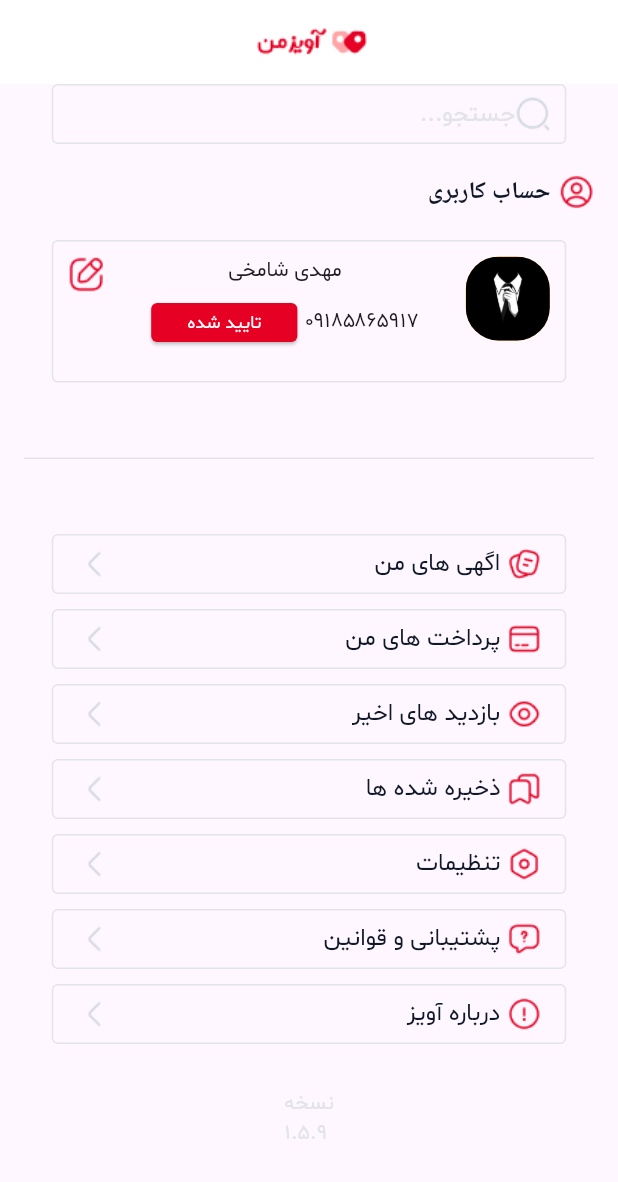
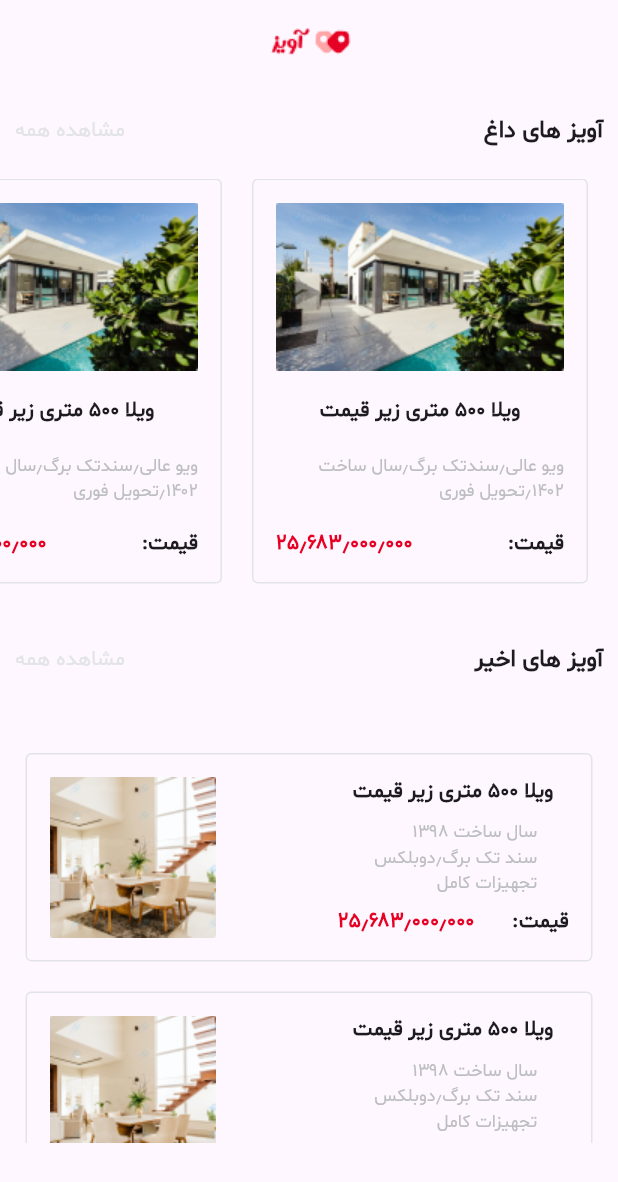
Before and after one commit to mehdishamekhi/divar_ui, a Flutter app: the screen it shows after launch, on a phone screen of 412 x 824 dp. Shown: the top 1182 px of the screen. Run offline on Flutter 3.47's test engine with Material 3 defaults, Android fonts, the phone set to English and light mode, and no system bars; drawn by our look-alikes of dotted_line.

Commit message:
complete home page

```diff
--- a/lib/main.dart
+++ b/lib/main.dart
@@ -1,3 +1,4 @@
+import 'package:divar_ui/screen/home_screen.dart';
 import 'package:divar_ui/screen/profile_screen.dart';
 import 'package:flutter/material.dart';
 
@@ -12,7 +13,7 @@ class MyApp extends StatelessWidget {
   Widget build(BuildContext context) {
     return MaterialApp(
       debugShowCheckedModeBanner: false,
-      home: ProfileScreen(),
+      home: HomeScreen(),
     );
   }
 }
--- /dev/null
+++ b/lib/screen/home_screen.dart
@@ -0,0 +1,266 @@
+import 'package:divar_ui/util/colors.dart';
+import 'package:flutter/material.dart';
+
+class HomeScreen extends StatelessWidget {
+  const HomeScreen({super.key});
+
+  @override
+  Widget build(BuildContext context) {
+    return Scaffold(
+      appBar: AppBar(
+        title: Center(
+          child: Image.asset('assets/images/Frame 5.png'),
+        ),
+      ),
+      body: CustomScrollView(
+        slivers: <Widget>[
+          const SliverToBoxAdapter(
+            child: Padding(
+              padding: EdgeInsets.symmetric(
+                horizontal: 10,
+                vertical: 20,
+              ),
+              child: Row(
+                children: [
+                  Text(
+                    'مشاهده همه',
+                    style: TextStyle(
+                      fontFamily: 'shabnam',
+                      color: AppColor.grey,
+                      fontSize: 14,
+                    ),
+                  ),
+                  Spacer(),
+                  Text(
+                    'آویز های داغ',
+                    style: TextStyle(
+                      fontFamily: 'shabnam',
+                      fontWeight: FontWeight.bold,
+                      fontSize: 16,
+                    ),
+                  ),
+                ],
+              ),
+            ),
+          ),
+          SliverToBoxAdapter(
+            child: SizedBox(
+              height: 270,
+              child: Directionality(
+                textDirection: TextDirection.rtl,
+                child: ListView.builder(
+                  scrollDirection: Axis.horizontal,
+                  itemCount: 5,
+                  itemBuilder: (BuildContext context, int index) {
+                    return const Padding(
+                      padding: EdgeInsets.only(right: 20),
+                      child: horizontalcontainer(),
+                    );
+                  },
+                ),
+              ),
+            ),
+          ),
+          const SliverToBoxAdapter(
+            child: Padding(
+              padding: EdgeInsets.symmetric(
+                horizontal: 10,
+                vertical: 40,
+              ),
+              child: Row(
+                children: [
+                  Text(
+                    'مشاهده همه',
+                    style: TextStyle(
+                      fontFamily: 'shabnam',
+                      color: AppColor.grey,
+                      fontSize: 14,
+                    ),
+                  ),
+                  Spacer(),
+                  Text(
+                    'آویز های اخیر',
+                    style: TextStyle(
+                      fontFamily: 'shabnam',
+                      fontWeight: FontWeight.bold,
+                      fontSize: 16,
+                    ),
+                  ),
+                ],
+              ),
+            ),
+          ),
+          SliverToBoxAdapter(
+            child: SizedBox(
+              width: 334,
+              height: 270,
+              child: Directionality(
+                textDirection: TextDirection.ltr,
+                child: ListView.builder(
+                  scrollDirection: Axis.vertical,
+                  itemCount: 5,
+                  itemBuilder: (BuildContext context, int index) {
+                    return const Padding(
+                      padding:
+                          EdgeInsets.symmetric(horizontal: 17, vertical: 10),
+                      child: verticalcontainer(),
+                    );
+                  },
+                ),
+              ),
+            ),
+          ),
+        ],
+      ),
+    );
+  }
+}
+
+class verticalcontainer extends StatelessWidget {
+  const verticalcontainer({
+    super.key,
+  });
+
+  @override
+  Widget build(BuildContext context) {
+    return Container(
+      height: 139,
+      width: 343,
+      decoration: BoxDecoration(
+        border: Border.all(width: 1, color: AppColor.grey),
+        borderRadius: BorderRadius.circular(4),
+      ),
+      child: Padding(
+        padding: const EdgeInsets.all(15),
+        child: Row(
+          children: [
+            Image.asset('assets/images/verticalimage.png'),
+            const Spacer(),
+            const Column(
+              children: [
+                Text(
+                  'ویلا ۵۰۰ متری زیر قیمت',
+                  style: TextStyle(
+                    fontFamily: 'shabnam',
+                    fontWeight: FontWeight.bold,
+                    fontSize: 14,
+                  ),
+                ),
+                Spacer(),
+                Text(
+                  'سال ساخت ۱۳۹۸\nسند تک برگ٫دوبلکس \nتجهیزات کامل',
+                  textAlign: TextAlign.right,
+                  style: TextStyle(
+                    fontFamily: 'shabnam',
+                    color: Color.fromARGB(255, 188, 190, 193),
+                    fontSize: 12,
+                  ),
+                ),
+                Spacer(),
+                Row(
+                  children: [
+                    Text(
+                      '۲۵٫۶۸۳٫۰۰۰٫۰۰۰',
+                      style: TextStyle(
+                        fontFamily: 'shabnam',
+                        fontWeight: FontWeight.bold,
+                        color: AppColor.red,
+                        fontSize: 14,
+                      ),
+                    ),
+                    SizedBox(
+                      width: 25,
+                    ),
+                    Text(
+                      ':قیمت',
+                      style: TextStyle(
+                        fontFamily: 'shabnam',
+                        fontWeight: FontWeight.bold,
+                        fontSize: 14,
+                      ),
+                    ),
+                  ],
+                )
+              ],
+            ),
+          ],
+        ),
+      ),
+    );
+  }
+}
+
+class horizontalcontainer extends StatelessWidget {
+  const horizontalcontainer({
+    super.key,
+  });
+
+  @override
+  Widget build(BuildContext context) {
+    return Container(
+      height: 267,
+      width: 224,
+      decoration: BoxDecoration(
+        border: Border.all(
+          width: 1,
+          color: AppColor.grey,
+        ),
+        borderRadius: BorderRadius.circular(4),
+      ),
+      child: Padding(
+        padding: const EdgeInsets.all(15),
+        child: Column(
+          children: [
+            Image.asset(
+              'assets/images/hoimage.png',
+              height: 112,
+              width: 192,
+            ),
+            const Spacer(),
+            const Text(
+              'ویلا ۵۰۰ متری زیر قیمت',
+              style: TextStyle(
+                fontFamily: 'shabnam',
+                fontWeight: FontWeight.bold,
+                fontSize: 14,
+              ),
+            ),
+            const Spacer(),
+            const Text(
+              'ویو عالی٫سندتک برگ٫سال ساخت ٫۱۴۰۲تحویل فوری',
+              textAlign: TextAlign.right,
+              style: TextStyle(
+                fontFamily: 'shabnam',
+                color: Color.fromARGB(255, 188, 190, 193),
+                fontSize: 12,
+              ),
+            ),
+            const Spacer(),
+            const Row(
+              children: [
+                Text(
+                  'قیمت:',
+                  style: TextStyle(
+                    fontFamily: 'shabnam',
+                    fontWeight: FontWeight.bold,
+                    fontSize: 14,
+                  ),
+                ),
+                Spacer(),
+                Text(
+                  '۲۵٫۶۸۳٫۰۰۰٫۰۰۰',
+                  style: TextStyle(
+                    fontFamily: 'shabnam',
+                    fontWeight: FontWeight.bold,
+                    color: AppColor.red,
+                    fontSize: 14,
+                  ),
+                ),
+              ],
+            )
+          ],
+        ),
+      ),
+    );
+  }
+}
```
Also changed, not shown: assets/images/Frame 5.png (added), assets/images/hoimage.png (added), assets/images/verticalimage.png (added).
